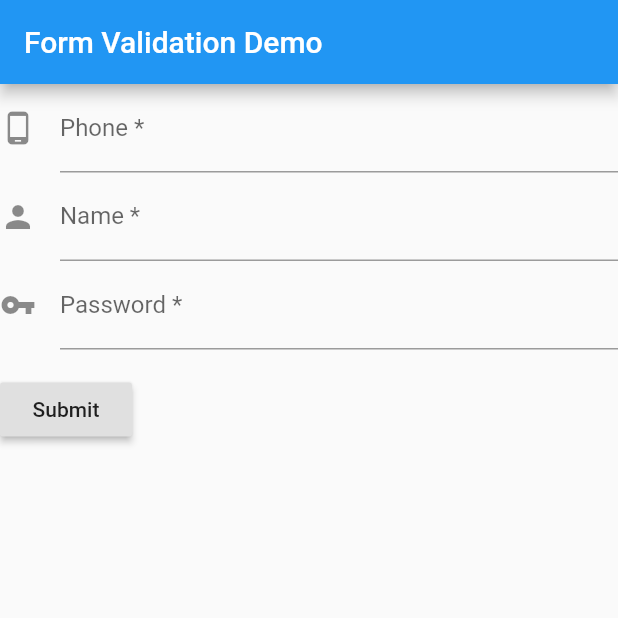
After one commit to sundogya/flutter_xhow, a Flutter app: the screen it shows after launch, after a tap on "Get IP address", after a tap on the "assignment" icon, on a phone screen of 412 x 824 dp, the top half of it. The commit adds this screen. Run offline on Flutter 3.47's test engine with Material 2 defaults, Android fonts, the phone set to English and light mode, and no system bars; our stand-ins replace dio; network calls fail.

Commit message:
add tapbar,form file

```diff
--- /dev/null
+++ b/lib/form.dart
@@ -0,0 +1,124 @@
+import 'package:flutter/material.dart';
+
+void main() => runApp(MyForm());
+
+class MyForm extends StatelessWidget {
+  @override
+  Widget build(BuildContext context) {
+    final appTitle = 'Form Validation Demo';
+
+    return MaterialApp(
+      title: appTitle,
+      home: Scaffold(
+        appBar: AppBar(
+          title: Text(appTitle),
+        ),
+        body: MyCustomForm(),
+      ),
+    );
+  }
+}
+
+// Create a Form Widget
+class MyCustomForm extends StatefulWidget {
+  @override
+  MyCustomFormState createState() {
+    return MyCustomFormState();
+  }
+}
+class _LoginData {
+  String phone = '';
+  String name = '';
+  String password = '';
+}
+// Create a corresponding State class. This class will hold the data related to
+// the form.
+class MyCustomFormState extends State<MyCustomForm> {
+  // Create a global key that will uniquely identify the Form widget and allow
+  // us to validate the form
+  //
+  // Note: This is a GlobalKey<FormState>, not a GlobalKey<MyCustomFormState>!
+  final _formKey = GlobalKey<FormState>();
+  _LoginData _data = new _LoginData();
+  @override
+  Widget build(BuildContext context) {
+    // Build a Form widget using the _formKey we created above
+    return Form(
+      key: _formKey,
+      child: Column(
+        crossAxisAlignment: CrossAxisAlignment.start,
+        children: <Widget>[
+          TextFormField(
+            decoration: const InputDecoration(
+              icon: Icon(Icons.phone_android),
+              hintText: 'What is you phone number?',
+              labelText: 'Phone *',
+            ),
+            onSaved: (String value) {
+              this._data.phone = value;
+              // This optional block of code can be used to run
+              // code when the user saves the form.
+            },
+            validator: (String value) {
+              return value.contains('@') ? 'Do not use the @ char.' : null;
+            },
+            keyboardType: TextInputType.phone,
+          ),
+          TextFormField(
+            decoration: const InputDecoration(
+              icon: Icon(Icons.person),
+              hintText: 'What do people call you?',
+              labelText: 'Name *',
+            ),
+            onSaved: (String value) {
+              this._data.name = value;
+              // This optional block of code can be used to run
+              // code when the user saves the form.
+            },
+            validator: (value) {
+              if (value.isEmpty) {
+                return 'Please enter your name';
+              }
+            },
+          ),
+          TextFormField(
+            decoration: const InputDecoration(
+              icon: Icon(Icons.vpn_key),
+              hintText: 'What is your password?',
+              labelText: 'Password *',
+            ),
+            onSaved: (String value){
+              this._data.password = value;
+            },
+            validator: (value) {
+              if (value.isEmpty) {
+                return 'Please enter your password';
+              }
+            },
+            obscureText: true,
+          ),
+          Padding(
+            padding: const EdgeInsets.symmetric(vertical: 16.0),
+            child: RaisedButton(
+              onPressed: () {
+                // Validate will return true if the form is valid, or false if
+                // the form is invalid.
+                if (_formKey.currentState.validate()) {
+                  // If the form is valid, we want to show a Snackbar
+                  Scaffold.of(context)
+                      .showSnackBar(SnackBar(content: Text('Processing Data')));
+                  _formKey.currentState.save();
+                  print('Printing the login data.');
+                  print('Phone: ${_data.phone}');
+                  print('Name: ${_data.name}');
+                  print('Password: ${_data.password}');
+                }
+              },
+              child: Text('Submit'),
+            ),
+          ),
+        ],
+      ),
+    );
+  }
+}
--- a/lib/main.dart
+++ b/lib/main.dart
@@ -1,140 +1,142 @@
 import 'package:flutter/material.dart';
 import 'dart:io';
 import 'package:dio/dio.dart';
+import 'dart:convert';
+import 'tapbar.dart';
+import 'form.dart';
 
 void main() => runApp(MyApp());
 
 class MyApp extends StatelessWidget {
-  // This widget is the root of your application.
   @override
   Widget build(BuildContext context) {
-    return MaterialApp(
-      title: 'Flutter Demo',
-      theme: ThemeData(
-        // This is the theme of your application.
-        //
-        // Try running your application with "flutter run". You'll see the
-        // application has a blue toolbar. Then, without quitting the app, try
-        // changing the primarySwatch below to Colors.green and then invoke
-        // "hot reload" (press "r" in the console where you ran "flutter run",
-        // or simply save your changes to "hot reload" in a Flutter IDE).
-        // Notice that the counter didn't reset back to zero; the application
-        // is not restarted.
-        primarySwatch: Colors.grey,
-      ),
-      home: MyHomePage(title: 'Flutter Demo Home Page'),
+    return new MaterialApp(
+      home: new MyHomePage(),
     );
   }
 }
 
 class MyHomePage extends StatefulWidget {
-  MyHomePage({Key key, this.title}) : super(key: key);
-
-  // This widget is the home page of your application. It is stateful, meaning
-  // that it has a State object (defined below) that contains fields that affect
-  // how it looks.
-
-  // This class is the configuration for the state. It holds the values (in this
-  // case the title) provided by the parent (in this case the App widget) and
-  // used by the build method of the State. Fields in a Widget subclass are
-  // always marked "final".
-
-  final String title;
+  MyHomePage({Key key}) : super(key: key);
 
   @override
-  _MyHomePageState createState() => _MyHomePageState();
+  _MyHomePageState createState() => new _MyHomePageState();
 }
 
 class _MyHomePageState extends State<MyHomePage> {
-  int _counter = 0;
-  var _postData = 'nihao';
-  void _incrementCounter() {
+  var _ipAddress = 'Unknown';
+  var _someThing = {};
+
+  _getIPAddress() async {
+    var url = 'https://httpbin.org/ip';
+    var httpClient = new HttpClient();
+
+    String result;
+    try {
+      var request = await httpClient.getUrl(Uri.parse(url));
+      var response = await request.close();
+      if (response.statusCode == HttpStatus.ok) {
+        var json = await response.transform(utf8.decoder).join();
+        var data = jsonDecode(json);
+        result = data['origin'];
+      } else {
+        result =
+        'Error getting IP address:\nHttp status ${response.statusCode}';
+      }
+    } catch (exception) {
+      result = 'Failed getting IP address';
+    }
+
+    // If the widget was removed from the tree while the message was in flight,
+    // we want to discard the reply rather than calling setState to update our
+    // non-existent appearance.
+    if (!mounted) return;
+
     setState(() {
-      // This call to setState tells the Flutter framework that something has
-      // changed in this State, which causes it to rerun the build method below
-      // so that the display can reflect the updated values. If we changed
-      // _counter without calling setState(), then the build method would not be
-      // called again, and so nothing would appear to happen.
-      _counter++;
+      _ipAddress = result;
     });
   }
-  Future _post() async {
-    var dio = new Dio();
-    dio.options.baseUrl = "https://www.itell.club/pub";
+  _getResponse() async{
+    Dio dio = new Dio(); // with default Options
+
+    // Set default configs
+    dio.options.baseUrl="https://www.itell.club/api";
     dio.options.connectTimeout = 5000; //5s
-    dio.options.receiveTimeout=5000;
-    dio.options.headers = {
-      'user-agent': 'dio',
-      'common-header': 'xx'
-    };
-    Response response = await dio.post("/check",
-      data: {
-        "id": 8,
-        "info": {
-          "name": "wendux",
-          "age": 25
+    dio.options.receiveTimeout=3000;
+    Response response;
+    var result;
+    response = await dio.request(
+      "/getExpressInfo",
+      data:{
+        "comCode":"JD",
+        "expressNum":"83270675077",
+      },
+      options:new Options(
+        method: "POST",
+        contentType: ContentType.parse("application/json")
+      )
+    );
+    if (response.statusCode == HttpStatus.ok) {
+        var temp = json.decode(response.data);
+        if(temp["errorCode"] == 0){
+            result = temp["body"];
+        }else{
+          result = temp["msg"];
         }
-      },
-      // Send data with "application/x-www-form-urlencoded" format
-      options: new Options(
-          contentType: ContentType.parse("application/x-www-form-urlencoded")),
+    } else {
+      result =
+      'Error getting express info :\nHttp status ${response.statusCode}';
+    }
+    if (!mounted) return;
+    print(result["Traces"]);
+    setState(() {
+      _someThing = result;
+    });
+  }
+  void _toTapBar(){
+    Navigator.push(
+      context,
+      MaterialPageRoute(builder: (context) => TabbedAppBarSample()),
     );
-    _postData = response.data;
-    return response;
+  }
+  void _toForm(){
+    Navigator.push(
+      context,
+      MaterialPageRoute(builder: (context) => MyForm()),
+    );
   }
 
   @override
   Widget build(BuildContext context) {
-    // This method is rerun every time setState is called, for instance as done
-    // by the _incrementCounter method above.
-    //
-    // The Flutter framework has been optimized to make rerunning build methods
-    // fast, so that you can just rebuild anything that needs updating rather
-    // than having to individually change instances of widgets.
-    return Scaffold(
+    var spacer = new SizedBox(height: 32.0);
+    return new Scaffold(
       appBar: AppBar(
-        // Here we take the value from the MyHomePage object that was created by
-        // the App.build method, and use it to set our appbar title.
-        title: Text(widget.title),
+        title: Text('Http Test'),
+        actions: <Widget>[
+          new IconButton(icon: const Icon(Icons.airplay), onPressed: _toTapBar)
+        ],
       ),
-      body: Center(
-        // Center is a layout widget. It takes a single child and positions it
-        // in the middle of the parent.
-        child: Column(
-          // Column is also layout widget. It takes a list of children and
-          // arranges them vertically. By default, it sizes itself to fit its
-          // children horizontally, and tries to be as tall as its parent.
-          //
-          // Invoke "debug painting" (press "p" in the console, choose the
-          // "Toggle Debug Paint" action from the Flutter Inspector in Android
-          // Studio, or the "Toggle Debug Paint" command in Visual Studio Code)
-          // to see the wireframe for each widget.
-          //
-          // Column has various properties to control how it sizes itself and
-          // how it positions its children. Here we use mainAxisAlignment to
-          // center the children vertically; the main axis here is the vertical
-          // axis because Columns are vertical (the cross axis would be
-          // horizontal).
+      body: new Center(
+        child: new Column(
           mainAxisAlignment: MainAxisAlignment.center,
           children: <Widget>[
-            Text(
-              'You have pushed the button this many times:',
+            new Text('Your current IP address is:'),
+            new Text('$_ipAddress.'),
+            new Text('Some response is:'),
+            new Text('$_someThing.'),
+            spacer,
+            new RaisedButton(
+              onPressed: _getIPAddress,
+              child: new Text('Get IP address')
             ),
-            Text(
-              '$_counter',
-              style: Theme.of(context).textTheme.display1,
+            new RaisedButton(
+                onPressed: _getResponse,
+                child: new Text('Get something')
             ),
-            Text(
-              '$_postData',
-            ),
+            new IconButton(icon: const Icon(Icons.assignment), onPressed: _toForm),
           ],
         ),
       ),
-      floatingActionButton: FloatingActionButton(
-        onPressed: _post,
-        tooltip: 'Increment',
-        child: Icon(Icons.add),
-      ), // This trailing comma makes auto-formatting nicer for build methods.
     );
   }
 }
```
Also changed, not shown: lib/tapbar.dart (added, +82 -0 lines), 1 other file.
